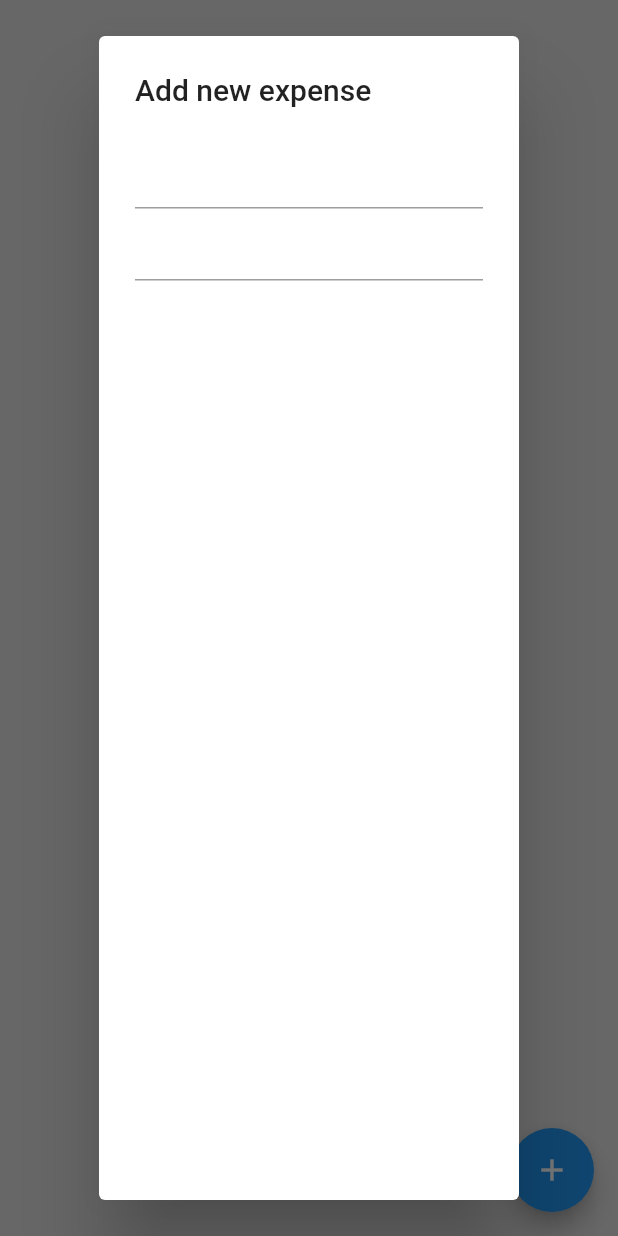
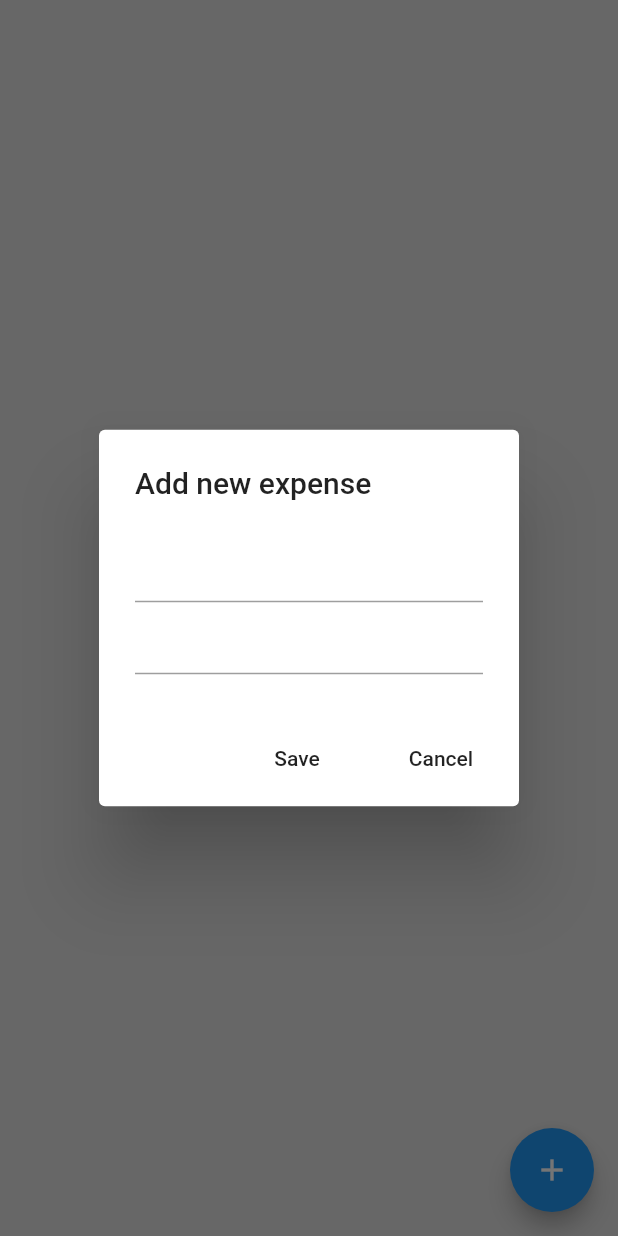
Before and after one commit to Sommos/flutter_expense_tracker, a Flutter app: the screen it shows after launch, after a tap on the "add" icon, on a phone screen of 412 x 824 dp. Run offline on Flutter 3.47's test engine with Material 2 defaults, Android fonts, the phone set to English and light mode, and no system bars.

```diff
--- a/lib/data/expense_data.dart
+++ b/lib/data/expense_data.dart
@@ -1,7 +1,8 @@
+import 'package:flutter/material.dart';
 import 'package:fourth_app/datetime/date_time_helper.dart';
 import 'package:fourth_app/models/expense_item.dart';
 
-class ExpenseData {
+class ExpenseData extends ChangeNotifier {
   // list of ALL expenses
   List<ExpenseItem> overallExpenseList = [];
 
--- a/lib/main.dart
+++ b/lib/main.dart
@@ -1,5 +1,8 @@
 import 'package:flutter/material.dart';
+import 'package:provider/provider.dart';
+
 import 'pages/home_page.dart';
+import 'data/expense_data.dart';
 
 void main() {
   runApp(const MyApp());
@@ -10,9 +13,12 @@ class MyApp extends StatelessWidget {
 
   @override
   Widget build(BuildContext context) {
-    return const MaterialApp(
-      debugShowCheckedModeBanner: false,
-      home: HomePage(),
+    return ChangeNotifierProvider(
+      create: (context) => ExpenseData(),
+      builder: (context, child) => const MaterialApp(
+        debugShowCheckedModeBanner: false,
+        home: HomePage(),
+      ),
     );
   }
 }
--- a/lib/pages/home_page.dart
+++ b/lib/pages/home_page.dart
@@ -1,4 +1,7 @@
 import 'package:flutter/material.dart';
+import 'package:fourth_app/data/expense_data.dart';
+import 'package:fourth_app/models/expense_item.dart';
+import 'package:provider/provider.dart';
 
 class HomePage extends StatefulWidget {
   const HomePage({super.key});
@@ -8,6 +11,11 @@ class HomePage extends StatefulWidget {
 }
 
 class _HomePageState extends State<HomePage> {
+
+  // text controllers
+  final newExpenseNameController = TextEditingController();
+  final newExpenseAmountController = TextEditingController();
+
   // add new expense
   void addNewExpense() {
     showDialog(
@@ -15,24 +23,73 @@ class _HomePageState extends State<HomePage> {
       builder: (context) => AlertDialog(
         title: const Text("Add new expense"),
         content: Column(
+          mainAxisSize: MainAxisSize.min,
           children: [
-            TextField(),
-            TextField(),
+            //expense name
+            TextField(
+              controller: newExpenseNameController,
+            ),
+
+            // expense amount
+            TextField(
+              controller: newExpenseAmountController,
+            ),
           ]
+
         ),
+        actions: [
+          // save button
+          MaterialButton(
+            onPressed: save,
+            child: const Text(
+              "Save"
+            ),
+          ),
+
+          // cancel button
+          MaterialButton(
+            onPressed: cancel,
+            child: const Text(
+              "Cancel"
+            ),
+          ),
+        ]
       ),
     );
   }
 
+  // save method
+  void save() {
+    // create expense item
+    ExpenseItem newExpense = ExpenseItem(
+      name: newExpenseNameController.text,
+      amount: newExpenseAmountController.text,
+      dateTime: DateTime.now(),
+    );
+    // add the new expense
+    Provider.of<ExpenseData>(context, listen: false).addNewExpense(newExpense);
+  }
+
+  // cancel method
+  void cancel() {
+
+  }
 
   @override
   Widget build(BuildContext context) {
-    return Scaffold(
+    return Consumer<ExpenseData>(
+      builder: (context, value, child) => Scaffold(
         backgroundColor: Colors.grey[300],
         floatingActionButton: FloatingActionButton(
           onPressed: addNewExpense,
           child: const Icon(Icons.add),
         ),
+        body: ListView.builder(
+          itemCount: value.getAllExpenseList().length,
+          itemBuilder: ((context, index) =>
+            ListTile(title: Text(value.getAllExpenseList()[index].name))),
+        ),
+      ),
     );
   }
 }
--- a/pubspec.yaml
+++ b/pubspec.yaml
@@ -35,6 +35,7 @@ dependencies:
   # The following adds the Cupertino Icons font to your application.
   # Use with the CupertinoIcons class for iOS style icons.
   cupertino_icons: ^1.0.2
+  provider: ^6.0.5
 
 dev_dependencies:
   flutter_test:
```
Lines whose indentation alone changed are shown as unchanged.
